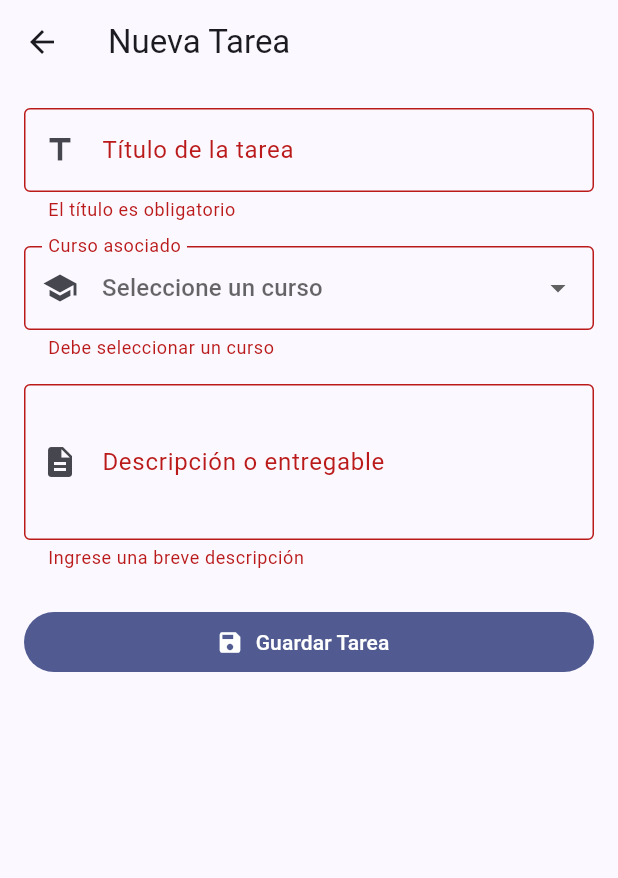
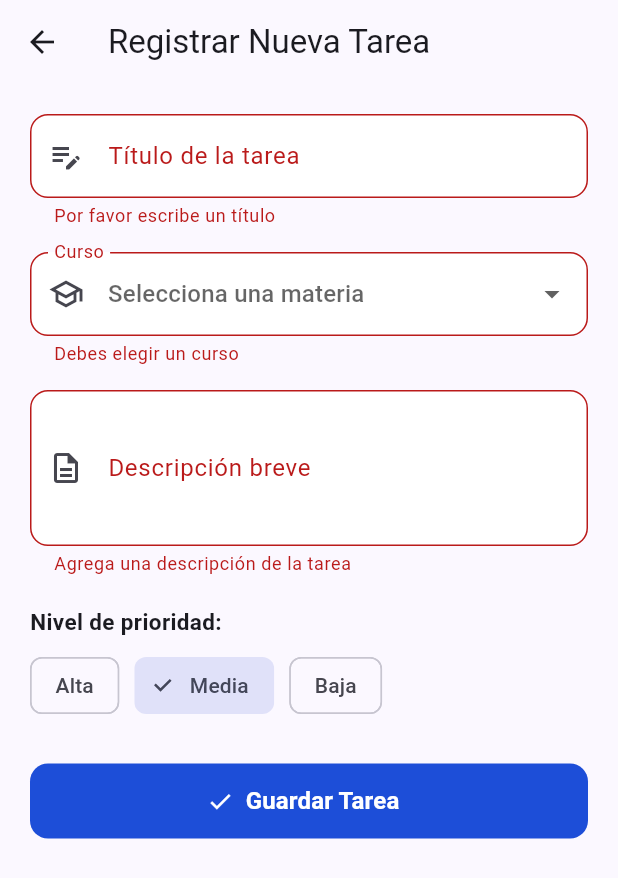
Before and after one commit to Dylan2410ce/Investigaci-n_Flutters, a Flutter app: the AgregarTareaScreen screen opened directly, after a tap on "Guardar Tarea", on a phone screen of 412 x 824 dp. Shown: the top 878 px of the screen. Run offline on Flutter 3.47's test engine with Material 3 defaults, Android fonts, the phone set to English and light mode, and no system bars.

Commit message:
feat: mejorar formulario y selector de prioridad

```diff
--- a/lib/screens/agregar_tarea_screen.dart
+++ b/lib/screens/agregar_tarea_screen.dart
@@ -9,13 +9,15 @@ class AgregarTareaScreen extends StatefulWidget {
 }
 
 class _AgregarTareaScreenState extends State<AgregarTareaScreen> {
-  // Llave global para identificar y validar el formulario
+  // Llave que permite validar todos los campos del formulario al mismo tiempo
   final _formKey = GlobalKey<FormState>();
 
-  // Controladores para capturar el texto de los campos
+  // Controladores para leer lo que el usuario escribe en los campos de texto
   final _tituloController = TextEditingController();
   final _descripcionController = TextEditingController();
+
   String? _cursoSeleccionado;
+  String _prioridadSeleccionada = 'Media';
 
   final List<String> _cursos = [
     'Desarrollo de Software IV',
@@ -24,20 +26,24 @@ class _AgregarTareaScreenState extends State<AgregarTareaScreen> {
     'Redes y Comunicaciones',
   ];
 
-  void _guardarFormulario() {
-    // Ejecuta las validaciones de los 3 campos
+  final List<String> _prioridades = ['Alta', 'Media', 'Baja'];
+
+  // Valida el formulario y devuelve el objeto Tarea a la pantalla anterior
+  void _guardarTarea() {
     if (_formKey.currentState!.validate()) {
-      final nuevaTarea = Tarea(
+      final tareaCreada = Tarea(
         titulo: _tituloController.text.trim(),
         curso: _cursoSeleccionado!,
         descripcion: _descripcionController.text.trim(),
+        prioridad: _prioridadSeleccionada,
       );
 
-      // Cierra esta pantalla y devuelve la nueva tarea a la pantalla anterior
-      Navigator.pop(context, nuevaTarea);
+      // Cierra esta vista y envía la tarea de regreso
+      Navigator.pop(context, tareaCreada);
     }
   }
 
+  // Libera la memoria de los controladores cuando se cierra esta pantalla
   @override
   void dispose() {
     _tituloController.dispose();
@@ -45,61 +51,60 @@ class _AgregarTareaScreenState extends State<AgregarTareaScreen> {
     super.dispose();
   }
 
+  // Estilo reutilizable para que los 3 campos del formulario se vean uniformes
+  InputDecoration _estiloCampo(String etiqueta, IconData icono) {
+    return InputDecoration(
+      labelText: etiqueta,
+      prefixIcon: Icon(icono),
+      filled: true,
+      fillColor: Colors.white,
+      border: OutlineInputBorder(
+        borderRadius: BorderRadius.circular(12),
+      ),
+    );
+  }
+
   @override
   Widget build(BuildContext context) {
     return Scaffold(
       appBar: AppBar(
-        title: const Text('Nueva Tarea'),
+        title: const Text('Registrar Nueva Tarea'),
       ),
-      body: Padding(
-        padding: const EdgeInsets.all(16.0),
+      body: SingleChildScrollView(
+        padding: const EdgeInsets.all(20),
         child: Form(
           key: _formKey,
-          child: ListView(
+          child: Column(
+            crossAxisAlignment: CrossAxisAlignment.start,
             children: [
               // CAMPO 1: Título
               TextFormField(
                 controller: _tituloController,
-                decoration: const InputDecoration(
-                  labelText: 'Título de la tarea',
-                  border: OutlineInputBorder(),
-                  prefixIcon: Icon(Icons.title),
-                ),
+                decoration: _estiloCampo('Título de la tarea', Icons.edit_note),
                 validator: (valor) {
                   if (valor == null || valor.trim().isEmpty) {
-                    return 'El título es obligatorio';
+                    return 'Por favor escribe un título';
                   }
                   if (valor.trim().length < 3) {
-                    return 'Debe tener al menos 3 caracteres';
+                    return 'El título debe tener al menos 3 letras';
                   }
                   return null;
                 },
               ),
               const SizedBox(height: 16),
 
-              // CAMPO 2: Selección de Curso
+              // CAMPO 2: Curso (Lista desplegable)
               DropdownButtonFormField<String>(
-                decoration: const InputDecoration(
-                  labelText: 'Curso asociado',
-                  border: OutlineInputBorder(),
-                  prefixIcon: Icon(Icons.school),
-                ),
-                hint: const Text('Seleccione un curso'),
+                decoration: _estiloCampo('Curso', Icons.school_outlined),
+                hint: const Text('Selecciona una materia'),
                 items: _cursos.map((curso) {
-                  return DropdownMenuItem(
-                    value: curso,
-                    child: Text(curso),
-                  );
+                  return DropdownMenuItem(value: curso, child: Text(curso));
                 }).toList(),
                 onChanged: (valor) {
-                  setState(() {
-                    _cursoSeleccionado = valor;
-                  });
+                  setState(() => _cursoSeleccionado = valor);
                 },
                 validator: (valor) {
-                  if (valor == null || valor.isEmpty) {
-                    return 'Debe seleccionar un curso';
-                  }
+                  if (valor == null) return 'Debes elegir un curso';
                   return null;
                 },
               ),
@@ -109,25 +114,57 @@ class _AgregarTareaScreenState extends State<AgregarTareaScreen> {
               TextFormField(
                 controller: _descripcionController,
                 maxLines: 3,
-                decoration: const InputDecoration(
-                  labelText: 'Descripción o entregable',
-                  border: OutlineInputBorder(),
-                  prefixIcon: Icon(Icons.description),
-                ),
+                decoration: _estiloCampo('Descripción breve', Icons.description_outlined),
                 validator: (valor) {
                   if (valor == null || valor.trim().isEmpty) {
-                    return 'Ingrese una breve descripción';
+                    return 'Agrega una descripción de la tarea';
                   }
                   return null;
                 },
               ),
-              const SizedBox(height: 24),
+              const SizedBox(height: 20),
 
-              // Botón de envío
-              FilledButton.icon(
-                onPressed: _guardarFormulario,
-                icon: const Icon(Icons.save),
-                label: const Text('Guardar Tarea'),
+              // Selector visual de prioridad mediante chips
+              const Text(
+                'Nivel de prioridad:',
+                style: TextStyle(fontWeight: FontWeight.bold, fontSize: 15),
+              ),
+              const SizedBox(height: 8),
+              Row(
+                children: _prioridades.map((nivel) {
+                  final estaSeleccionado = _prioridadSeleccionada == nivel;
+                  return Padding(
+                    padding: const EdgeInsets.only(right: 10),
+                    child: ChoiceChip(
+                      label: Text(nivel),
+                      selected: estaSeleccionado,
+                      onSelected: (_) {
+                        setState(() => _prioridadSeleccionada = nivel);
+                      },
+                    ),
+                  );
+                }).toList(),
+              ),
+              const SizedBox(height: 28),
+
+              // Botón principal de guardado
+              SizedBox(
+                width: double.infinity,
+                height: 50,
+                child: FilledButton.icon(
+                  onPressed: _guardarTarea,
+                  style: FilledButton.styleFrom(
+                    backgroundColor: const Color(0xFF1D4ED8),
+                    shape: RoundedRectangleBorder(
+                      borderRadius: BorderRadius.circular(12),
+                    ),
+                  ),
+                  icon: const Icon(Icons.check),
+                  label: const Text(
+                    'Guardar Tarea',
+                    style: TextStyle(fontSize: 16, fontWeight: FontWeight.bold),
+                  ),
+                ),
               ),
             ],
           ),
```
